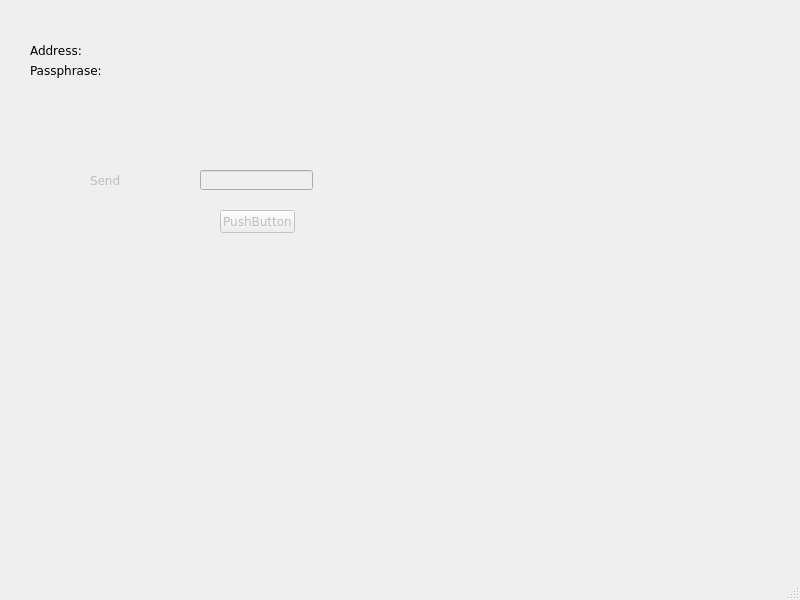
First picture: the form in client/gui/mainwindow.ui, repository TemplateName56/Blockchain_Wallet, before the edit.
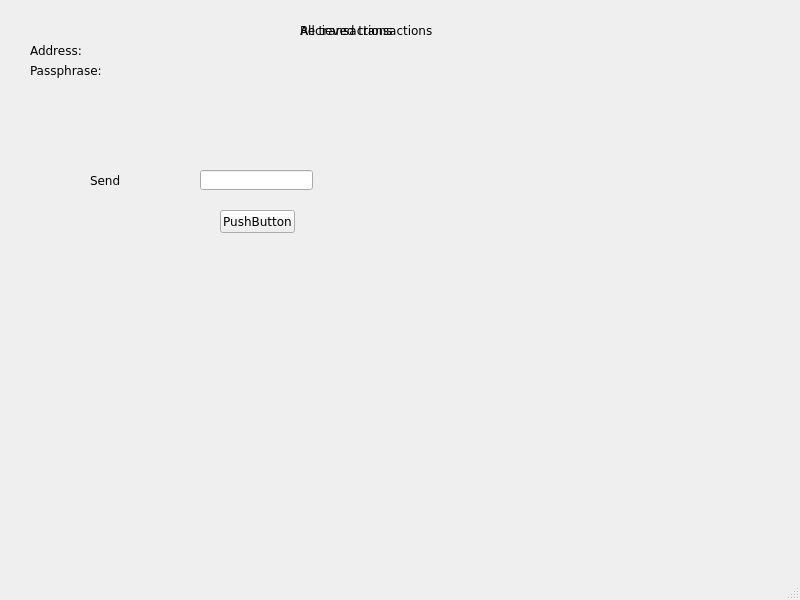
Second picture: the form after the edit.

What changed in the file:
```diff
--- a/client/gui/mainwindow.ui
+++ b/client/gui/mainwindow.ui
@@ -98,7 +98,39 @@
    </widget>
    <widget class="QWidget" name="sendMenuWidget" native="true">
     <property name="enabled">
-     <bool>false</bool>
+     <bool>true</bool>
+    </property>
+    <property name="geometry">
+     <rect>
+      <x>0</x>
+      <y>0</y>
+      <width>800</width>
+      <height>600</height>
+     </rect>
+    </property>
+    <widget class="QLabel" name="label_2">
+     <property name="geometry">
+      <rect>
+       <x>300</x>
+       <y>20</y>
+       <width>150</width>
+       <height>20</height>
+      </rect>
+     </property>
+     <property name="sizePolicy">
+      <sizepolicy hsizetype="Preferred" vsizetype="Preferred">
+       <horstretch>0</horstretch>
+       <verstretch>0</verstretch>
+      </sizepolicy>
+     </property>
+     <property name="text">
+      <string>Recieved transactions</string>
+     </property>
+    </widget>
+   </widget>
+   <widget class="QWidget" name="sendWidget" native="true">
+    <property name="enabled">
+     <bool>true</bool>
     </property>
     <property name="geometry">
      <rect>
@@ -145,6 +177,32 @@
      </property>
     </widget>
    </widget>
+   <widget class="QWidget" name="transactionsWidget" native="true">
+    <property name="enabled">
+     <bool>true</bool>
+    </property>
+    <property name="geometry">
+     <rect>
+      <x>0</x>
+      <y>0</y>
+      <width>800</width>
+      <height>600</height>
+     </rect>
+    </property>
+    <widget class="QLabel" name="label_4">
+     <property name="geometry">
+      <rect>
+       <x>300</x>
+       <y>20</y>
+       <width>150</width>
+       <height>20</height>
+      </rect>
+     </property>
+     <property name="text">
+      <string>All transactions</string>
+     </property>
+    </widget>
+   </widget>
   </widget>
   <widget class="QMenuBar" name="menubar">
    <property name="geometry">
```
Left out of the diff: 4 changed lines with no effect on the pictures.
